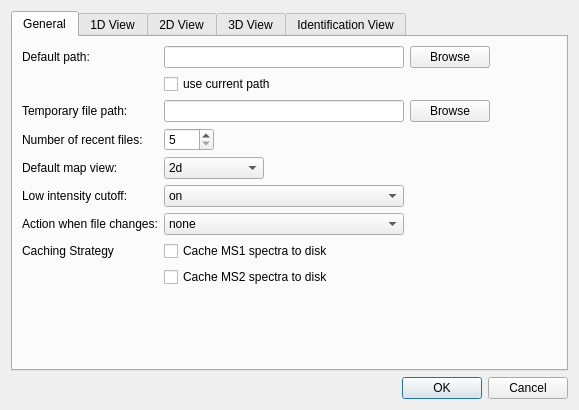
First picture: the form in src/openms_gui/source/VISUAL/DIALOGS/TOPPViewPrefDialog.ui, repository OpenMS/OpenMS-TOPP-GUI, before the edit.
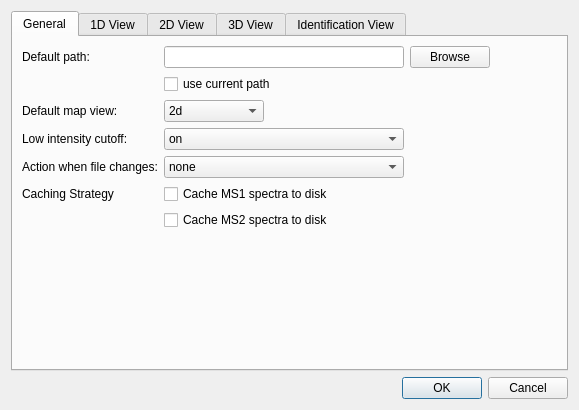
Second picture: the form after the edit. Custom widgets are drawn as their Qt base class.

Commit message:
Topp view fix pref (OpenMS/OpenMS#5031)
fix Preferences Dialog not instantiable

Diff of the .ui file:
```diff
--- a/src/openms_gui/source/VISUAL/DIALOGS/TOPPViewPrefDialog.ui
+++ b/src/openms_gui/source/VISUAL/DIALOGS/TOPPViewPrefDialog.ui
@@ -24,16 +24,69 @@
        <string>General</string>
       </attribute>
       <layout class="QGridLayout" name="gridLayout">
-       <item row="0" column="0">
-        <widget class="QLabel" name="label_5">
+       <item row="4" column="0">
+        <widget class="QLabel" name="label_9">
          <property name="toolTip">
           <string>&lt;html&gt;&lt;head&gt;&lt;meta name=&quot;qrichtext&quot; content=&quot;1&quot; /&gt;&lt;style type=&quot;text/css&quot;&gt;
 p, li { white-space: pre-wrap; }
 &lt;/style&gt;&lt;/head&gt;&lt;body style=&quot; font-family:'Sans Serif'; font-size:9pt; font-weight:400; font-style:normal;&quot;&gt;
-&lt;p style=&quot; margin-top:0px; margin-bottom:0px; margin-left:0px; margin-right:0px; -qt-block-indent:0; text-indent:0px;&quot;&gt;The path where the dialogs for loading and storing are opened initially.&lt;/p&gt;&lt;/body&gt;&lt;/html&gt;</string>
+&lt;p style=&quot; margin-top:0px; margin-bottom:0px; margin-left:0px; margin-right:0px; -qt-block-indent:0; text-indent:0px;&quot;&gt;Using this option, the noise level is estimated and a data filter is added in order to speed up the painting. The filter can be removed in the data filter toolbox.&lt;/p&gt;&lt;/body&gt;&lt;/html&gt;</string>
          </property>
          <property name="text">
-          <string>Default path:</string>
+          <string>Low intensity cutoff:</string>
+         </property>
+        </widget>
+       </item>
+       <item row="6" column="0">
+        <widget class="QLabel" name="label">
+         <property name="text">
+          <string>Caching Strategy</string>
+         </property>
+        </widget>
+       </item>
+       <item row="6" column="2">
+        <widget class="QCheckBox" name="use_cached_ms1">
+         <property name="toolTip">
+          <string>&lt;html&gt;&lt;head/&gt;&lt;body&gt;&lt;p&gt;Use this for very large files. Prevents TOPPView from loading MS1 data into memory (note that MS1 map will not display properly).&lt;/p&gt;&lt;/body&gt;&lt;/html&gt;</string>
+         </property>
+         <property name="text">
+          <string>Cache MS1 spectra to disk</string>
+         </property>
+        </widget>
+       </item>
+       <item row="5" column="0" colspan="2">
+        <widget class="QLabel" name="label_14">
+         <property name="toolTip">
+          <string>&lt;html&gt;&lt;head&gt;&lt;meta name=&quot;qrichtext&quot; content=&quot;1&quot; /&gt;&lt;style type=&quot;text/css&quot;&gt;
+p, li { white-space: pre-wrap; }
+&lt;/style&gt;&lt;/head&gt;&lt;body style=&quot; font-family:'Sans Serif'; font-size:9pt; font-weight:400; font-style:normal;&quot;&gt;
+&lt;p style=&quot; margin-top:0px; margin-bottom:0px; margin-left:0px; margin-right:0px; -qt-block-indent:0; text-indent:0px;&quot;&gt;This setting determines what to do when a data file changes: 'none' -- does nothing, 'ask' -- asks the user whether to update the view, 'update automatically' -- updates without asking&lt;/p&gt;&lt;/body&gt;&lt;/html&gt;</string>
+         </property>
+         <property name="text">
+          <string>Action when file changes:</string>
+         </property>
+        </widget>
+       </item>
+       <item row="8" column="1" colspan="2">
+        <spacer>
+         <property name="orientation">
+          <enum>Qt::Vertical</enum>
+         </property>
+         <property name="sizeHint" stdset="0">
+          <size>
+           <width>240</width>
+           <height>20</height>
+          </size>
+         </property>
+        </spacer>
+       </item>
+       <item row="0" column="2">
+        <widget class="QLineEdit" name="default_path">
+         <property name="minimumSize">
+          <size>
+           <width>240</width>
+           <height>0</height>
+          </size>
          </property>
         </widget>
        </item>
@@ -50,126 +103,20 @@
          </property>
         </widget>
        </item>
-       <item row="3" column="2">
-        <widget class="QSpinBox" name="recent_files">
-         <property name="maximumSize">
-          <size>
-           <width>50</width>
-           <height>16777215</height>
-          </size>
+       <item row="0" column="0">
+        <widget class="QLabel" name="label_5">
+         <property name="toolTip">
+          <string>&lt;html&gt;&lt;head&gt;&lt;meta name=&quot;qrichtext&quot; content=&quot;1&quot; /&gt;&lt;style type=&quot;text/css&quot;&gt;
+p, li { white-space: pre-wrap; }
+&lt;/style&gt;&lt;/head&gt;&lt;body style=&quot; font-family:'Sans Serif'; font-size:9pt; font-weight:400; font-style:normal;&quot;&gt;
+&lt;p style=&quot; margin-top:0px; margin-bottom:0px; margin-left:0px; margin-right:0px; -qt-block-indent:0; text-indent:0px;&quot;&gt;The path where the dialogs for loading and storing are opened initially.&lt;/p&gt;&lt;/body&gt;&lt;/html&gt;</string>
          </property>
-         <property name="minimum">
-          <number>5</number>
+         <property name="text">
+          <string>Default path:</string>
          </property>
-         <property name="maximum">
-          <number>20</number>
-         </property>
         </widget>
        </item>
-       <item row="4" column="2">
-        <widget class="QComboBox" name="map_default">
-         <property name="maximumSize">
-          <size>
-           <width>100</width>
-           <height>16777215</height>
-          </size>
-         </property>
-         <item>
-          <property name="text">
-           <string>2d</string>
-          </property>
-         </item>
-         <item>
-          <property name="text">
-           <string>3d</string>
-          </property>
-         </item>
-        </widget>
-       </item>
-       <item row="3" column="4">
-        <spacer>
-         <property name="orientation">
-          <enum>Qt::Horizontal</enum>
-         </property>
-         <property name="sizeHint" stdset="0">
-          <size>
-           <width>40</width>
-           <height>20</height>
-          </size>
-         </property>
-        </spacer>
-       </item>
        <item row="5" column="2">
-        <widget class="QComboBox" name="map_cutoff">
-         <item>
-          <property name="text">
-           <string>on</string>
-          </property>
-         </item>
-         <item>
-          <property name="text">
-           <string>off</string>
-          </property>
-         </item>
-        </widget>
-       </item>
-       <item row="7" column="2">
-        <widget class="QCheckBox" name="use_cached_ms1">
-         <property name="toolTip">
-          <string>&lt;html&gt;&lt;head/&gt;&lt;body&gt;&lt;p&gt;Use this for very large files. Prevents TOPPView from loading MS1 data into memory (note that MS1 map will not display properly).&lt;/p&gt;&lt;/body&gt;&lt;/html&gt;</string>
-         </property>
-         <property name="text">
-          <string>Cache MS1 spectra to disk</string>
-         </property>
-        </widget>
-       </item>
-       <item row="2" column="3">
-        <widget class="QPushButton" name="browse_temp">
-         <property name="text">
-          <string>Browse</string>
-         </property>
-        </widget>
-       </item>
-       <item row="5" column="0">
-        <widget class="QLabel" name="label_9">
-         <property name="toolTip">
-          <string>&lt;html&gt;&lt;head&gt;&lt;meta name=&quot;qrichtext&quot; content=&quot;1&quot; /&gt;&lt;style type=&quot;text/css&quot;&gt;
-p, li { white-space: pre-wrap; }
-&lt;/style&gt;&lt;/head&gt;&lt;body style=&quot; font-family:'Sans Serif'; font-size:9pt; font-weight:400; font-style:normal;&quot;&gt;
-&lt;p style=&quot; margin-top:0px; margin-bottom:0px; margin-left:0px; margin-right:0px; -qt-block-indent:0; text-indent:0px;&quot;&gt;Using this option, the noise level is estimated and a data filter is added in order to speed up the painting. The filter can be removed in the data filter toolbox.&lt;/p&gt;&lt;/body&gt;&lt;/html&gt;</string>
-         </property>
-         <property name="text">
-          <string>Low intensity cutoff:</string>
-         </property>
-        </widget>
-       </item>
-       <item row="2" column="0">
-        <widget class="QLabel" name="label_6">
-         <property name="toolTip">
-          <string>&lt;html&gt;&lt;head&gt;&lt;meta name=&quot;qrichtext&quot; content=&quot;1&quot; /&gt;&lt;style type=&quot;text/css&quot;&gt;
-p, li { white-space: pre-wrap; }
-&lt;/style&gt;&lt;/head&gt;&lt;body style=&quot; font-family:'Sans Serif'; font-size:9pt; font-weight:400; font-style:normal;&quot;&gt;
-&lt;p style=&quot; margin-top:0px; margin-bottom:0px; margin-left:0px; margin-right:0px; -qt-block-indent:0; text-indent:0px;&quot;&gt;The path where temporary files are stored, e.g. for the execution of the TOPP tools.&lt;/p&gt;&lt;/body&gt;&lt;/html&gt;</string>
-         </property>
-         <property name="text">
-          <string>Temporary file path:</string>
-         </property>
-        </widget>
-       </item>
-       <item row="6" column="0" colspan="2">
-        <widget class="QLabel" name="label_14">
-         <property name="toolTip">
-          <string>&lt;html&gt;&lt;head&gt;&lt;meta name=&quot;qrichtext&quot; content=&quot;1&quot; /&gt;&lt;style type=&quot;text/css&quot;&gt;
-p, li { white-space: pre-wrap; }
-&lt;/style&gt;&lt;/head&gt;&lt;body style=&quot; font-family:'Sans Serif'; font-size:9pt; font-weight:400; font-style:normal;&quot;&gt;
-&lt;p style=&quot; margin-top:0px; margin-bottom:0px; margin-left:0px; margin-right:0px; -qt-block-indent:0; text-indent:0px;&quot;&gt;This setting determines what to do when a data file changes: 'none' -- does nothing, 'ask' -- asks the user whether to update the view, 'update automatically' -- updates without asking&lt;/p&gt;&lt;/body&gt;&lt;/html&gt;</string>
-         </property>
-         <property name="text">
-          <string>Action when file changes:</string>
-         </property>
-        </widget>
-       </item>
-       <item row="6" column="2">
         <widget class="QComboBox" name="on_file_change">
          <item>
           <property name="text">
@@ -188,52 +135,19 @@
          </item>
         </widget>
        </item>
-       <item row="4" column="0">
-        <widget class="QLabel" name="label_8">
-         <property name="text">
-          <string>Default map view:</string>
-         </property>
-        </widget>
-       </item>
-       <item row="3" column="0">
-        <widget class="QLabel" name="label_7">
-         <property name="toolTip">
-          <string>&lt;html&gt;&lt;head&gt;&lt;meta name=&quot;qrichtext&quot; content=&quot;1&quot; /&gt;&lt;style type=&quot;text/css&quot;&gt;
-p, li { white-space: pre-wrap; }
-&lt;/style&gt;&lt;/head&gt;&lt;body style=&quot; font-family:'Sans Serif'; font-size:9pt; font-weight:400; font-style:normal;&quot;&gt;
-&lt;p style=&quot; margin-top:0px; margin-bottom:0px; margin-left:0px; margin-right:0px; -qt-block-indent:0; text-indent:0px;&quot;&gt;Number of recent files that are shown in the file menu.&lt;/p&gt;&lt;/body&gt;&lt;/html&gt;</string>
-         </property>
-         <property name="text">
-          <string>Number of recent files:</string>
-         </property>
-        </widget>
-       </item>
-       <item row="2" column="2">
-        <widget class="QLineEdit" name="temp_path"/>
-       </item>
-       <item row="9" column="1" colspan="2">
+       <item row="2" column="4">
         <spacer>
          <property name="orientation">
-          <enum>Qt::Vertical</enum>
+          <enum>Qt::Horizontal</enum>
          </property>
          <property name="sizeHint" stdset="0">
           <size>
-           <width>240</width>
+           <width>40</width>
            <height>20</height>
           </size>
          </property>
         </spacer>
        </item>
-       <item row="0" column="2">
-        <widget class="QLineEdit" name="default_path">
-         <property name="minimumSize">
-          <size>
-           <width>240</width>
-           <height>0</height>
-          </size>
-         </property>
-        </widget>
-       </item>
        <item row="0" column="3">
         <widget class="QPushButton" name="browse_default">
          <property name="text">
@@ -241,7 +155,7 @@
          </property>
         </widget>
        </item>
-       <item row="8" column="2">
+       <item row="7" column="2">
         <widget class="QCheckBox" name="use_cached_ms2">
          <property name="toolTip">
           <string>&lt;html&gt;&lt;head/&gt;&lt;body&gt;&lt;p&gt;Use this for large files. Prevents TOPPView from loading MS2 data into memory (usually without side effects).&lt;/p&gt;&lt;/body&gt;&lt;/html&gt;</string>
@@ -251,13 +165,47 @@
          </property>
         </widget>
        </item>
-       <item row="7" column="0">
-        <widget class="QLabel" name="label">
+       <item row="4" column="2">
+        <widget class="QComboBox" name="map_cutoff">
+         <item>
+          <property name="text">
+           <string>on</string>
+          </property>
+         </item>
+         <item>
+          <property name="text">
+           <string>off</string>
+          </property>
+         </item>
+        </widget>
+       </item>
+       <item row="2" column="0">
+        <widget class="QLabel" name="label_8">
          <property name="text">
-          <string>Caching Strategy</string>
+          <string>Default map view:</string>
          </property>
         </widget>
        </item>
+       <item row="2" column="2">
+        <widget class="QComboBox" name="map_default">
+         <property name="maximumSize">
+          <size>
+           <width>100</width>
+           <height>16777215</height>
+          </size>
+         </property>
+         <item>
+          <property name="text">
+           <string>2d</string>
+          </property>
+         </item>
+         <item>
+          <property name="text">
+           <string>3d</string>
+          </property>
+         </item>
+        </widget>
+       </item>
       </layout>
      </widget>
      <widget class="QWidget" name="tab_3">
```
Left out of the diff: 4 changed lines with no effect on the pictures. The commit also changes 2 other files.
